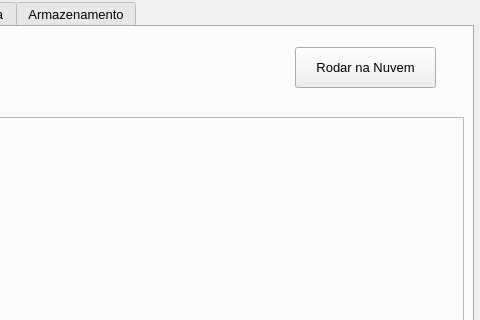
Before: the Qt Designer form mainForm.ui in noldorj/Personal-Home-Guard, drawn with Qt 5; both pictures show x 457 to 937 and y 0 to 320 of the 937 by 675 pixel window.
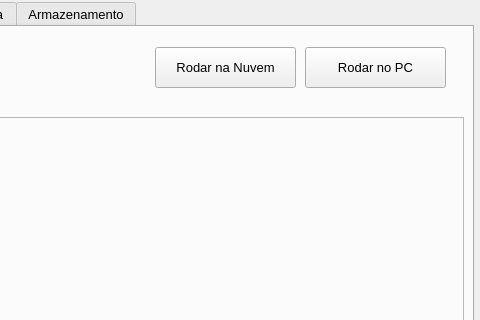
After: the same form once the commit is applied.

Commit message: ajustes para rodar na Nuvem e rodar no PC - falta menagens de aviso - substituicao da imagem da cam por alguma imagem que está rodando na nuvem etc.

What changed in the file:
```diff
--- a/mainForm.ui
+++ b/mainForm.ui
@@ -257,7 +257,7 @@
        <widget class="QPushButton" name="btnRodarNuvem">
         <property name="geometry">
          <rect>
-          <x>750</x>
+          <x>610</x>
           <y>20</y>
           <width>141</width>
           <height>41</height>
@@ -279,6 +279,31 @@
          </size>
         </property>
        </widget>
+       <widget class="QPushButton" name="btnRodarPC">
+        <property name="geometry">
+         <rect>
+          <x>760</x>
+          <y>20</y>
+          <width>141</width>
+          <height>41</height>
+         </rect>
+        </property>
+        <property name="sizePolicy">
+         <sizepolicy hsizetype="Expanding" vsizetype="Expanding">
+          <horstretch>0</horstretch>
+          <verstretch>0</verstretch>
+         </sizepolicy>
+        </property>
+        <property name="text">
+         <string>Rodar no PC</string>
+        </property>
+        <property name="iconSize">
+         <size>
+          <width>12</width>
+          <height>12</height>
+         </size>
+        </property>
+       </widget>
       </widget>
       <widget class="QWidget" name="tabRegion">
        <property name="sizePolicy">
```
Left out of the diff: 2 changed lines with no effect on the pictures. The commit also changes 8 other files.
